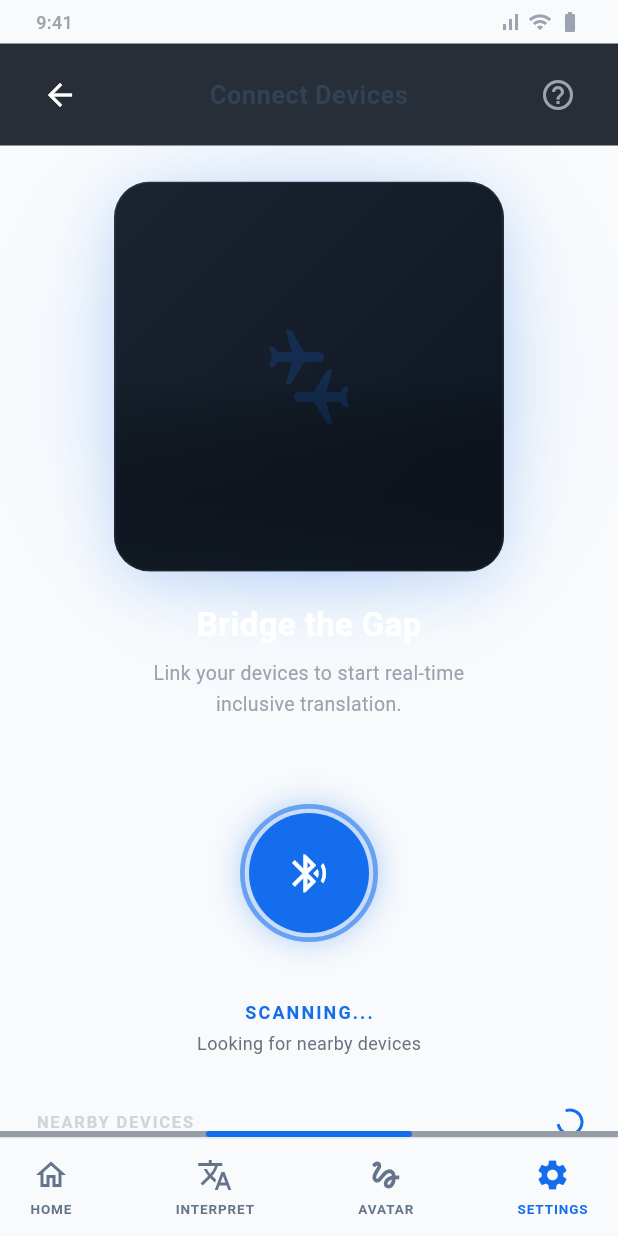
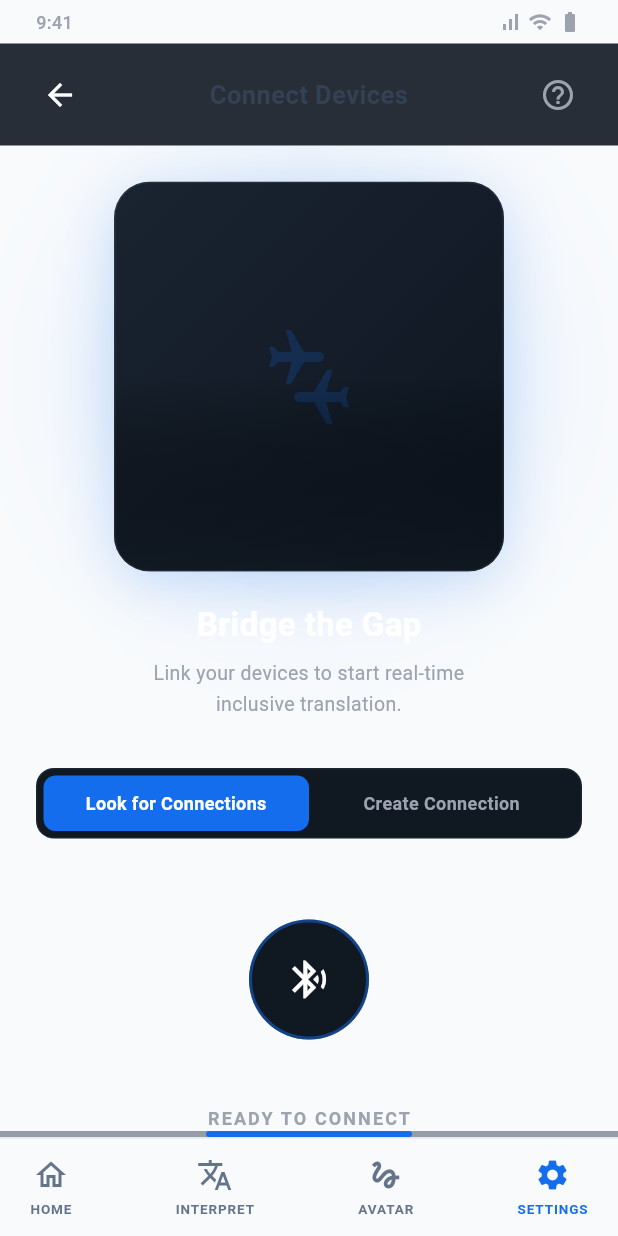
Before and after one commit to JohnsonKamanga/LingoHands, a Flutter app: the ConnectDevicesScreen screen opened by its route, on a phone screen of 412 x 824 dp. Run offline on Flutter 3.47's test engine with Material 3 defaults, Android fonts, the phone set to English and light mode, and no system bars; our stand-ins replace flutter_secure_storage, go_router; missing offline and left inert: bonsoir; accounts and stored records are empty.

Commit message:
feat: Implement device discovery and connection services using Bonsoir, connectivity_plus, and network_info_plus.

```diff
--- a/lib/main.dart
+++ b/lib/main.dart
@@ -1,6 +1,8 @@
 import 'package:flutter/material.dart';
 import 'package:lingo_hands/router/index.dart' as app_router;
 import 'package:lingo_hands/services/user_services.dart';
+import 'package:lingo_hands/services/bonsoir_connection_service.dart';
+import 'package:lingo_hands/services/connection_service.dart';
 import 'package:lingo_hands/view-models/theme_view_model.dart';
 import 'package:lingo_hands/view-models/user_view_model.dart';
 import 'package:provider/provider.dart';
@@ -17,6 +19,9 @@ void main() {
               previous ?? UserViewModel(userServices: services),
         ),
         ChangeNotifierProvider(create: (_) => ThemeViewModel()),
+        ChangeNotifierProvider<ConnectionService>(
+          create: (_) => BonsoirConnectionService(),
+        ),
       ],
       child: const LingoHandsApp(),
     ),
--- /dev/null
+++ b/lib/models/device_connection.dart
@@ -0,0 +1,35 @@
+enum ConnectionStatus {
+  idle,
+  broadcasting,
+  scanning,
+  connecting,
+  connected,
+  disconnected,
+  error,
+}
+
+class DiscoveredDevice {
+  final String id;
+  final String name;
+  final String? ip;
+  final int? port;
+  final Map<String, String>? attributes;
+
+  DiscoveredDevice({
+    required this.id,
+    required this.name,
+    this.ip,
+    this.port,
+    this.attributes,
+  });
+
+  @override
+  bool operator ==(Object other) =>
+      identical(this, other) ||
+      other is DiscoveredDevice &&
+          runtimeType == other.runtimeType &&
+          id == other.id;
+
+  @override
+  int get hashCode => id.hashCode;
+}
--- a/lib/screens/connect_devices.dart
+++ b/lib/screens/connect_devices.dart
@@ -1,60 +1,8 @@
 import 'dart:math' as math;
 import 'package:flutter/material.dart';
-
-// ─────────────────────────────────────────────
-//  Data model
-// ─────────────────────────────────────────────
-enum DeviceStatus { strongSignal, available, other }
-
-class NearbyDevice {
-  final String name;
-  final String subtitle;
-  final IconData icon;
-  final Color iconColor;
-  final Color iconBgColor;
-  final DeviceStatus status;
-  final String actionLabel;
-
-  const NearbyDevice({
-    required this.name,
-    required this.subtitle,
-    required this.icon,
-    required this.iconColor,
-    required this.iconBgColor,
-    required this.status,
-    required this.actionLabel,
-  });
-}
-
-const _devices = [
-  NearbyDevice(
-    name: 'iPhone 13 Pro',
-    subtitle: 'Strong Signal',
-    icon: Icons.smartphone,
-    iconColor: Color(0xFF136DEC),
-    iconBgColor: Color(0x33136DEC),
-    status: DeviceStatus.strongSignal,
-    actionLabel: 'Connect',
-  ),
-  NearbyDevice(
-    name: 'Hearing Loop System',
-    subtitle: 'Conference Room B',
-    icon: Icons.hearing,
-    iconColor: Color(0xFFA88B7D),
-    iconBgColor: Color(0x33A88B7D),
-    status: DeviceStatus.other,
-    actionLabel: 'Connect',
-  ),
-  NearbyDevice(
-    name: 'Pixel Watch',
-    subtitle: 'Available',
-    icon: Icons.watch,
-    iconColor: Color(0xFF9CA3AF),
-    iconBgColor: Color(0x26374151),
-    status: DeviceStatus.available,
-    actionLabel: 'Pair',
-  ),
-];
+import 'package:lingo_hands/models/device_connection.dart';
+import 'package:lingo_hands/services/connection_service.dart';
+import 'package:provider/provider.dart';
 
 // ─────────────────────────────────────────────
 //  Main Screen
@@ -74,6 +22,8 @@ class _ConnectDevicesScreenState extends State<ConnectDevicesScreen>
   // Icon scale pulse
   late final AnimationController _iconPulse;
   late final Animation<double> _iconScale;
+
+  bool _isCreatorMode = false;
 
   @override
   void initState() {
@@ -97,9 +47,10 @@ class _ConnectDevicesScreenState extends State<ConnectDevicesScreen>
       duration: const Duration(milliseconds: 900),
     )..repeat(reverse: true);
 
-    _iconScale = Tween<double>(begin: 0.88, end: 1.12).animate(
-      CurvedAnimation(parent: _iconPulse, curve: Curves.easeInOut),
-    );
+    _iconScale = Tween<double>(
+      begin: 0.88,
+      end: 1.12,
+    ).animate(CurvedAnimation(parent: _iconPulse, curve: Curves.easeInOut));
   }
 
   @override
@@ -127,6 +78,8 @@ class _ConnectDevicesScreenState extends State<ConnectDevicesScreen>
                     children: [
                       _buildHeroSection(),
                       const SizedBox(height: 8),
+                      _buildModeSelector(),
+                      const SizedBox(height: 24),
                       _buildScanButton(),
                       const SizedBox(height: 36),
                       _buildDeviceList(),
@@ -137,6 +90,35 @@ class _ConnectDevicesScreenState extends State<ConnectDevicesScreen>
             ),
           ),
           _buildBottomBar(),
+        ],
+      ),
+    );
+  }
+
+  Widget _buildModeSelector() {
+    return Container(
+      padding: const EdgeInsets.all(4),
+      decoration: BoxDecoration(
+        color: const Color(0xFF101822),
+        borderRadius: BorderRadius.circular(12),
+        border: Border.all(color: Colors.white.withOpacity(0.05)),
+      ),
+      child: Row(
+        children: [
+          Expanded(
+            child: _ModeButton(
+              label: 'Look for Connections',
+              isSelected: !_isCreatorMode,
+              onTap: () => setState(() => _isCreatorMode = false),
+            ),
+          ),
+          Expanded(
+            child: _ModeButton(
+              label: 'Create Connection',
+              isSelected: _isCreatorMode,
+              onTap: () => setState(() => _isCreatorMode = true),
+            ),
+          ),
         ],
       ),
     );
@@ -161,7 +143,11 @@ class _ConnectDevicesScreenState extends State<ConnectDevicesScreen>
             ),
             Row(
               children: const [
-                Icon(Icons.signal_cellular_alt, size: 16, color: Color(0xFF9CA3AF)),
+                Icon(
+                  Icons.signal_cellular_alt,
+                  size: 16,
+                  color: Color(0xFF9CA3AF),
+                ),
                 SizedBox(width: 4),
                 Icon(Icons.wifi, size: 16, color: Color(0xFF9CA3AF)),
                 SizedBox(width: 4),
@@ -200,7 +186,9 @@ class _ConnectDevicesScreenState extends State<ConnectDevicesScreen>
           IconButton(
             icon: const Icon(Icons.help_outline),
             onPressed: () {},
-            style: IconButton.styleFrom(foregroundColor: const Color(0xFF9CA3AF)),
+            style: IconButton.styleFrom(
+              foregroundColor: const Color(0xFF9CA3AF),
+            ),
           ),
         ],
       ),
@@ -213,11 +201,9 @@ class _ConnectDevicesScreenState extends State<ConnectDevicesScreen>
       padding: const EdgeInsets.symmetric(vertical: 24),
       child: Column(
         children: [
-          // Glow + image stack
           Stack(
             alignment: Alignment.center,
             children: [
-              // Background glow
               Container(
                 width: 220,
                 height: 220,
@@ -232,7 +218,6 @@ class _ConnectDevicesScreenState extends State<ConnectDevicesScreen>
                   ],
                 ),
               ),
-              // Illustration box
               Container(
                 width: 260,
                 height: 260,
@@ -251,20 +236,15 @@ class _ConnectDevicesScreenState extends State<ConnectDevicesScreen>
                   child: Stack(
                     fit: StackFit.expand,
                     children: [
-                      // Placeholder gradient in place of the remote image
                       Container(
                         decoration: const BoxDecoration(
                           gradient: LinearGradient(
                             begin: Alignment.topLeft,
                             end: Alignment.bottomRight,
-                            colors: [
-                              Color(0xFF1A2430),
-                              Color(0xFF0D1520),
-                            ],
+                            colors: [Color(0xFF1A2430), Color(0xFF0D1520)],
                           ),
                         ),
                       ),
-                      // Stylised icon placeholder
                       const Center(
                         child: Icon(
                           Icons.connecting_airports,
@@ -272,23 +252,18 @@ class _ConnectDevicesScreenState extends State<ConnectDevicesScreen>
                           color: Color(0x33136DEC),
                         ),
                       ),
-                      // Bottom gradient overlay
                       Positioned.fill(
                         child: DecoratedBox(
                           decoration: const BoxDecoration(
                             gradient: LinearGradient(
                               begin: Alignment.bottomCenter,
                               end: Alignment.topCenter,
-                              colors: [
-                                Color(0xCC101822),
-                                Colors.transparent,
-                              ],
+                              colors: [Color(0xCC101822), Colors.transparent],
                               stops: [0.0, 0.5],
                             ),
                           ),
                         ),
                       ),
-                      // Ring overlay
                       Positioned.fill(
                         child: DecoratedBox(
                           decoration: BoxDecoration(
@@ -315,10 +290,12 @@ class _ConnectDevicesScreenState extends State<ConnectDevicesScreen>
             ),
           ),
           const SizedBox(height: 6),
-          const Text(
-            'Link your devices to start real-time\ninclusive translation.',
+          Text(
+            _isCreatorMode
+                ? 'Allow other devices to find and connect\nto this device.'
+                : 'Link your devices to start real-time\ninclusive translation.',
             textAlign: TextAlign.center,
-            style: TextStyle(
+            style: const TextStyle(
               fontSize: 13,
               color: Color(0xFF9CA3AF),
               height: 1.6,
@@ -331,6 +308,11 @@ class _ConnectDevicesScreenState extends State<ConnectDevicesScreen>
 
   // ── Scan button with ripple rings ──────────
   Widget _buildScanButton() {
+    final service = context.watch<ConnectionService>();
+    final isRunning =
+        service.status == ConnectionStatus.scanning ||
+        service.status == ConnectionStatus.broadcasting;
+
     return Column(
       children: [
         SizedBox(
@@ -339,32 +321,56 @@ class _ConnectDevicesScreenState extends State<ConnectDevicesScreen>
           child: Stack(
             alignment: Alignment.center,
             children: [
-              // Ring 1
+              if (isRunning) ...[
                 _RippleRing(controller: _ring1),
-              // Ring 2 (staggered)
                 _RippleRing(controller: _ring2),
-              // Button
+              ],
               GestureDetector(
-                onTap: () {},
+                onTap: () {
+                  if (isRunning) {
+                    if (_isCreatorMode) {
+                      service.stopBroadcasting();
+                    } else {
+                      service.stopDiscovery();
+                    }
+                  } else {
+                    if (_isCreatorMode) {
+                      service.startBroadcasting('LingoHands Device');
+                    } else {
+                      service.startDiscovery();
+                    }
+                  }
+                },
                 child: Container(
                   width: 80,
                   height: 80,
                   decoration: BoxDecoration(
                     shape: BoxShape.circle,
-                    color: const Color(0xFF136DEC),
+                    color: isRunning
+                        ? const Color(0xFF136DEC)
+                        : const Color(0xFF101822),
                     boxShadow: [
+                      if (isRunning)
                         BoxShadow(
                           color: const Color(0xFF136DEC).withOpacity(0.45),
                           blurRadius: 20,
                           spreadRadius: 2,
                         ),
                     ],
+                    border: Border.all(
+                      color: isRunning
+                          ? Colors.transparent
+                          : const Color(0xFF136DEC).withOpacity(0.5),
+                      width: 2,
+                    ),
                   ),
                   child: Center(
                     child: ScaleTransition(
                       scale: _iconScale,
-                      child: const Icon(
-                        Icons.bluetooth_searching,
+                      child: Icon(
+                        _isCreatorMode
+                            ? Icons.cell_tower
+                            : Icons.bluetooth_searching,
                         color: Colors.white,
                         size: 34,
                       ),
@@ -376,19 +382,27 @@ class _ConnectDevicesScreenState extends State<ConnectDevicesScreen>
           ),
         ),
         const SizedBox(height: 14),
-        const Text(
-          'SCANNING...',
+        Text(
+          isRunning
+              ? (_isCreatorMode ? 'BROADCASTING...' : 'SCANNING...')
+              : 'READY TO CONNECT',
           style: TextStyle(
             fontSize: 12,
             fontWeight: FontWeight.w600,
-            color: Color(0xFF136DEC),
+            color: isRunning
+                ? const Color(0xFF136DEC)
+                : const Color(0xFF9CA3AF),
             letterSpacing: 1.4,
           ),
         ),
         const SizedBox(height: 4),
-        const Text(
-          'Looking for nearby devices',
-          style: TextStyle(fontSize: 12, color: Color(0xFF6B7280)),
+        Text(
+          isRunning
+              ? (_isCreatorMode
+                    ? 'Visible to nearby devices'
+                    : 'Looking for nearby devices')
+              : 'Tap the button to start',
+          style: const TextStyle(fontSize: 12, color: Color(0xFF6B7280)),
         ),
       ],
     );
@@ -396,10 +410,11 @@ class _ConnectDevicesScreenState extends State<ConnectDevicesScreen>
 
   // ── Device list ────────────────────────────
   Widget _buildDeviceList() {
+    final service = context.watch<ConnectionService>();
+
     return Column(
       crossAxisAlignment: CrossAxisAlignment.start,
       children: [
-        // Header row
         Row(
           mainAxisAlignment: MainAxisAlignment.spaceBetween,
           children: [
@@ -412,18 +427,59 @@ class _ConnectDevicesScreenState extends State<ConnectDevicesScreen>
                 letterSpacing: 1.2,
               ),
             ),
-            SizedBox(
+            if (service.status == ConnectionStatus.scanning ||
+                service.status == ConnectionStatus.broadcasting)
+              const SizedBox(
                 width: 16,
                 height: 16,
                 child: CircularProgressIndicator(
                   strokeWidth: 2,
-                color: const Color(0xFF136DEC),
+                  color: Color(0xFF136DEC),
                 ),
               ),
           ],
         ),
         const SizedBox(height: 14),
-        ..._devices.map((d) => _DeviceCard(device: d)).toList(),
+        if (!_isCreatorMode) ...[
+          if (service.discoveredDevices.isEmpty)
+            const Center(
+              child: Padding(
+                padding: EdgeInsets.symmetric(vertical: 20),
+                child: Text(
+                  'No devices found yet',
+                  style: TextStyle(color: Color(0xFF6B7280), fontSize: 13),
+                ),
+              ),
+            )
+          else
+            ...service.discoveredDevices.map(
+              (d) => _DiscoveredDeviceCard(
+                device: d,
+                onConnect: () => service.connect(d),
+                isConnected: service.connectedDevice?.id == d.id,
+              ),
+            ),
+        ] else ...[
+          const Center(
+            child: Padding(
+              padding: EdgeInsets.symmetric(vertical: 20),
+              child: Text(
+                'Waiting for connections...',
+                style: TextStyle(color: Color(0xFF6B7280), fontSize: 13),
+              ),
+            ),
+          ),
+          if (service.status == ConnectionStatus.connected)
+            const Center(
+              child: Text(
+                'A device has connected!',
+                style: TextStyle(
+                  color: Color(0xFF4ADE80),
+                  fontWeight: FontWeight.bold,
+                ),
+              ),
+            ),
+        ],
         const SizedBox(height: 20),
         const Center(
           child: Text(
@@ -460,8 +516,9 @@ class _ConnectDevicesScreenState extends State<ConnectDevicesScreen>
 }
 
 // ─────────────────────────────────────────────
-//  Ripple ring widget
+//  Helper Widgets
 // ─────────────────────────────────────────────
+
 class _RippleRing extends StatelessWidget {
   final AnimationController controller;
 
@@ -472,8 +529,8 @@ class _RippleRing extends StatelessWidget {
     return AnimatedBuilder(
       animation: controller,
       builder: (_, __) {
-        final t = controller.value; // 0 → 1
-        final size = 80 + 60 * t; // 80 px → 140 px
+        final t = controller.value;
+        final size = 80 + 60 * t;
         final opacity = (1.0 - t) * 0.7;
         final borderWidth = math.max(0.0, 4.0 * (1 - t));
 
@@ -493,25 +550,63 @@ class _RippleRing extends StatelessWidget {
   }
 }
 
-// ─────────────────────────────────────────────
-//  Device card
-// ─────────────────────────────────────────────
-class _DeviceCard extends StatefulWidget {
-  final NearbyDevice device;
-  const _DeviceCard({required this.device});
+class _ModeButton extends StatelessWidget {
+  final String label;
+  final bool isSelected;
+  final VoidCallback onTap;
+
+  const _ModeButton({
+    required this.label,
+    required this.isSelected,
+    required this.onTap,
+  });
 
   @override
-  State<_DeviceCard> createState() => _DeviceCardState();
+  Widget build(BuildContext context) {
+    return GestureDetector(
+      onTap: onTap,
+      child: AnimatedContainer(
+        duration: const Duration(milliseconds: 200),
+        padding: const EdgeInsets.symmetric(vertical: 10),
+        decoration: BoxDecoration(
+          color: isSelected ? const Color(0xFF136DEC) : Colors.transparent,
+          borderRadius: BorderRadius.circular(8),
+        ),
+        child: Text(
+          label,
+          textAlign: TextAlign.center,
+          style: TextStyle(
+            fontSize: 12,
+            fontWeight: FontWeight.w600,
+            color: isSelected ? Colors.white : const Color(0xFF9CA3AF),
+          ),
+        ),
+      ),
+    );
+  }
 }
 
-class _DeviceCardState extends State<_DeviceCard> {
+class _DiscoveredDeviceCard extends StatefulWidget {
+  final DiscoveredDevice device;
+  final VoidCallback onConnect;
+  final bool isConnected;
+
+  const _DiscoveredDeviceCard({
+    required this.device,
+    required this.onConnect,
+    required this.isConnected,
+  });
+
+  @override
+  State<_DiscoveredDeviceCard> createState() => _DiscoveredDeviceCardState();
+}
+
+class _DiscoveredDeviceCardState extends State<_DiscoveredDeviceCard> {
   bool _hovered = false;
 
   @override
   Widget build(BuildContext context) {
     final d = widget.device;
-    final isAvailable = d.status == DeviceStatus.available;
-    final isStrong = d.status == DeviceStatus.strongSignal;
 
     return Padding(
       padding: const EdgeInsets.only(bottom: 12),
@@ -527,33 +622,28 @@ class _DeviceCardState extends State<_DeviceCard> {
                 : const Color(0xFF101822).withOpacity(0.7),
             borderRadius: BorderRadius.circular(16),
             border: Border.all(
-              color: _hovered
+              color: _hovered || widget.isConnected
                   ? const Color(0xFF136DEC).withOpacity(0.35)
                   : Colors.white.withOpacity(0.05),
               width: 1,
             ),
           ),
-          child: Opacity(
-            opacity: isAvailable ? 0.7 : 1.0,
           child: Row(
             children: [
-                // Icon circle
-                AnimatedContainer(
-                  duration: const Duration(milliseconds: 200),
+              Container(
                 width: 42,
                 height: 42,
                 decoration: BoxDecoration(
                   shape: BoxShape.circle,
-                    color: _hovered ? d.iconColor : d.iconBgColor,
+                  color: const Color(0xFF136DEC).withOpacity(0.1),
                 ),
-                  child: Icon(
-                    d.icon,
+                child: const Icon(
+                  Icons.smartphone,
                   size: 20,
-                    color: _hovered ? Colors.white : d.iconColor,
+                  color: Color(0xFF136DEC),
                 ),
               ),
               const SizedBox(width: 14),
-                // Name + subtitle
               Expanded(
                 child: Column(
                   crossAxisAlignment: CrossAxisAlignment.start,
@@ -567,40 +657,26 @@ class _DeviceCardState extends State<_DeviceCard> {
                       ),
                     ),
                     const SizedBox(height: 3),
-                      Row(
-                        children: [
-                          if (isStrong)
-                            Container(
-                              width: 7,
-                              height: 7,
-                              margin: const EdgeInsets.only(right: 5),
-                              decoration: const BoxDecoration(
-                                shape: BoxShape.circle,
-                                color: Color(0xFF4ADE80),
-                              ),
-                            ),
                     Text(
-                            d.subtitle,
+                      widget.isConnected
+                          ? 'Connected'
+                          : (d.ip ?? 'Resolving...'),
                       style: TextStyle(
                         fontSize: 11,
-                              color: isStrong
+                        color: widget.isConnected
                             ? const Color(0xFF4ADE80)
                             : const Color(0xFF9CA3AF),
                       ),
                     ),
                   ],
                 ),
-                    ],
               ),
-                ),
-                // Action button
               _ActionButton(
-                  label: d.actionLabel,
-                  isPrimary: isStrong,
-                  isDim: isAvailable,
+                label: widget.isConnected ? 'Disconnect' : 'Connect',
+                isPrimary: !widget.isConnected,
+                onTap: widget.onConnect,
               ),
             ],
-            ),
           ),
         ),
       ),
@@ -608,18 +684,15 @@ class _DeviceCardState extends State<_DeviceCard> {
   }
 }
 
-// ─────────────────────────────────────────────
-//  Action button on each card
-// ─────────────────────────────────────────────
 class _ActionButton extends StatefulWidget {
   final String label;
   final bool isPrimary;
-  final bool isDim;
+  final VoidCallback onTap;
 
   const _ActionButton({
     required this.label,
-    this.isPrimary = false,
-    this.isDim = false,
+    required this.isPrimary,
+    required this.onTap,
   });
 
   @override
@@ -631,47 +704,32 @@ class _ActionButtonState extends State<_ActionButton> {
 
   @override
   Widget build(BuildContext context) {
-    final Color textColor;
-    final Color bgColor;
-    final Color borderColor;
-
-    if (_hovered) {
-      textColor = Colors.white;
-      bgColor = const Color(0xFF136DEC);
-      borderColor = const Color(0xFF136DEC);
-    } else if (widget.isPrimary) {
-      textColor = const Color(0xFF136DEC);
-      bgColor = Colors.white.withOpacity(0.05);
-      borderColor = const Color(0xFF136DEC).withOpacity(0.3);
-    } else if (widget.isDim) {
-      textColor = const Color(0xFF6B7280);
-      bgColor = Colors.transparent;
-      borderColor = const Color(0xFF374151);
-    } else {
-      textColor = const Color(0xFFD1D5DB);
-      bgColor = Colors.white.withOpacity(0.05);
-      borderColor = Colors.white.withOpacity(0.1);
-    }
-
     return MouseRegion(
       onEnter: (_) => setState(() => _hovered = true),
       onExit: (_) => setState(() => _hovered = false),
       child: GestureDetector(
-        onTap: () {},
+        onTap: widget.onTap,
         child: AnimatedContainer(
           duration: const Duration(milliseconds: 200),
           padding: const EdgeInsets.symmetric(horizontal: 14, vertical: 7),
           decoration: BoxDecoration(
-            color: bgColor,
+            color: _hovered
+                ? const Color(0xFF136DEC)
+                : Colors.white.withOpacity(0.05),
             borderRadius: BorderRadius.circular(99),
-            border: Border.all(color: borderColor, width: 1),
+            border: Border.all(
+              color: _hovered
+                  ? const Color(0xFF136DEC)
+                  : const Color(0xFF136DEC).withOpacity(0.3),
+              width: 1,
+            ),
           ),
           child: Text(
             widget.label,
             style: TextStyle(
               fontSize: 11,
               fontWeight: FontWeight.w600,
-              color: textColor,
+              color: _hovered ? Colors.white : const Color(0xFF136DEC),
             ),
           ),
         ),
--- /dev/null
+++ b/lib/services/connection_service.dart
@@ -0,0 +1,20 @@
+import 'package:lingo_hands/models/device_connection.dart';
+import 'package:flutter/foundation.dart';
+
+abstract class ConnectionService extends ChangeNotifier {
+  ConnectionStatus get status;
+  List<DiscoveredDevice> get discoveredDevices;
+  DiscoveredDevice? get connectedDevice;
+
+  Future<void> startBroadcasting(String deviceName);
+  Future<void> stopBroadcasting();
+
+  Future<void> startDiscovery();
+  Future<void> stopDiscovery();
+
+  Future<void> connect(DiscoveredDevice device);
+  Future<void> disconnect();
+
+  Future<void> sendMessage(String message);
+  Stream<String> get messages;
+}
--- a/pubspec.yaml
+++ b/pubspec.yaml
@@ -2,7 +2,7 @@ name: lingo_hands
 description: "A new Flutter project."
 # The following line prevents the package from being accidentally published to
 # pub.dev using `flutter pub publish`. This is preferred for private packages.
-publish_to: 'none' # Remove this line if you wish to publish to pub.dev
+publish_to: "none" # Remove this line if you wish to publish to pub.dev
 
 # The following defines the version and build number for your application.
 # A version number is three numbers separated by dots, like 1.2.43
@@ -37,6 +37,9 @@ dependencies:
   flutter_secure_storage: ^10.0.0
   go_router: ^17.1.0
   provider: ^6.1.5+1
+  bonsoir: ^3.0.0
+  network_info_plus: ^6.1.1
+  encrypt: ^5.0.3
 
 dev_dependencies:
   flutter_test:
@@ -54,7 +57,6 @@ dev_dependencies:
 
 # The following section is specific to Flutter packages.
 flutter:
-
   # The following line ensures that the Material Icons font is
   # included with your application, so that you can use the icons in
   # the material Icons class.
```
Also changed, not shown: lib/services/bonsoir_connection_service.dart (added, +198 -0 lines), pubspec.lock, 5 other files. Lines whose indentation alone changed are shown as unchanged.
